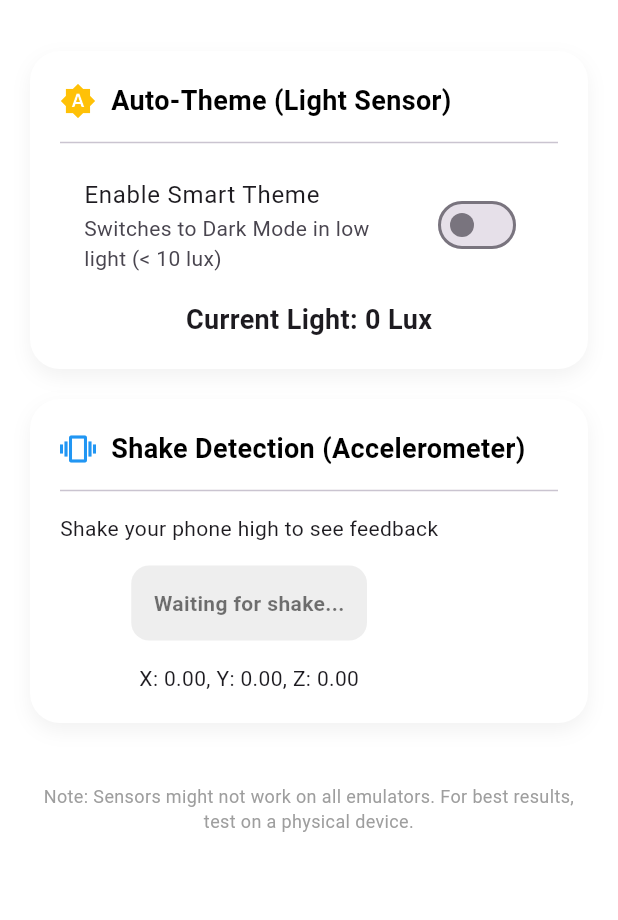
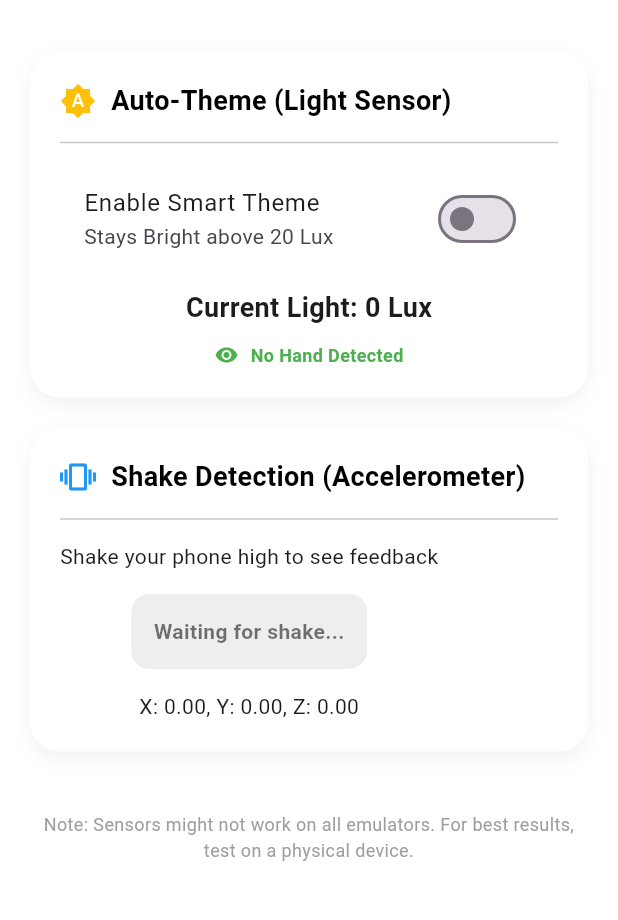
Before and after one commit to SushantshtL0L/Sneak_Fit, a Flutter app: the SensorLabScreen screen opened directly, on a phone screen of 412 x 824 dp, the part 63-983 px from its top. Run offline on Flutter 3.47's test engine with Material 3 defaults, Android fonts, the phone set to English and light mode, and no system bars; our stand-ins replace cached_network_image, connectivity_plus, dartz, dio, equatable, flutter_riverpod and 11 more; missing offline and left inert: dio_smart_retry, light_sensor, proximity_sensor; accounts and stored records are empty.

Commit message:
update sensor and review modules

```diff
--- a/lib/features/sensors/presentation/pages/sensor_lab_screen.dart
+++ b/lib/features/sensors/presentation/pages/sensor_lab_screen.dart
@@ -29,7 +29,7 @@ class SensorLabScreen extends ConsumerWidget {
                 children: [
                   SwitchListTile(
                     title: const Text("Enable Smart Theme"),
-                    subtitle: const Text("Switches to Dark Mode in low light (< 10 lux)"),
+                    subtitle: const Text("Stays Bright above 20 Lux"),
                     value: themeState.isAutoThemeEnabled,
                     onChanged: (val) => ref.read(themeViewModelProvider.notifier).toggleAutoTheme(),
                   ),
@@ -38,6 +38,34 @@ class SensorLabScreen extends ConsumerWidget {
                     "Current Light: ${sensorState.lux.toStringAsFixed(0)} Lux",
                     style: const TextStyle(fontSize: 18, fontWeight: FontWeight.bold),
                   ),
+                  const SizedBox(height: 10),
+                  Row(
+                    mainAxisAlignment: MainAxisAlignment.center,
+                    children: [
+                      Icon(
+                        sensorState.isProximityNear ? Icons.front_hand : Icons.visibility,
+                        size: 16,
+                        color: sensorState.isProximityNear ? Colors.red : Colors.green,
+                      ),
+                      const SizedBox(width: 8),
+                      Text(
+                        sensorState.isProximityNear ? "HAND DETECTED! (Dark Mode)" : "No Hand Detected",
+                        style: TextStyle(
+                          color: sensorState.isProximityNear ? Colors.red : Colors.green,
+                          fontSize: 12,
+                          fontWeight: FontWeight.bold,
+                        ),
+                      ),
+                    ],
+                  ),
+                  if (sensorState.lux == 0 && themeState.isAutoThemeEnabled && !sensorState.isProximityNear)
+                    const Padding(
+                      padding: EdgeInsets.only(top: 8.0),
+                      child: Text(
+                        "Waiting for light sensor data...",
+                        style: TextStyle(color: Colors.orange, fontSize: 12),
+                      ),
+                    ),
                 ],
               ),
             ),
```
Also changed, not shown: lib/features/review/presentation/view_model/review_view_model.dart (+27 -4 lines), lib/features/sensors/presentation/view_model/sensor_view_model.dart (+103 -12 lines).
